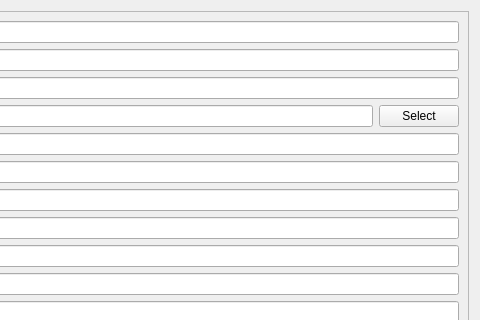
Qt form src/widgets/desktopcreatorwidget.ui (N1vn0vem8er/cutetoolbox) before a commit; both pictures show x 427 to 907 and y 0 to 320 of the 907 by 873 pixel window.
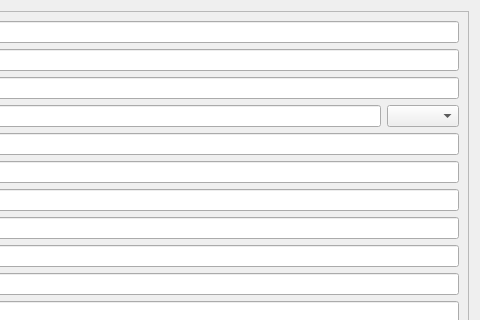
The same form after that commit. Icons and pictures are not drawn.

Commit message: Implemented selecting icon

Diff of the .ui file:
```diff
--- a/src/widgets/desktopcreatorwidget.ui
+++ b/src/widgets/desktopcreatorwidget.ui
@@ -67,11 +67,7 @@
             <widget class="QLineEdit" name="icon"/>
            </item>
            <item>
-            <widget class="QPushButton" name="selectIconButton">
-             <property name="text">
-              <string>Select</string>
-             </property>
-            </widget>
+            <widget class="QComboBox" name="selectIcon"/>
            </item>
           </layout>
          </item>
```
The commit also changes 2 other files.
